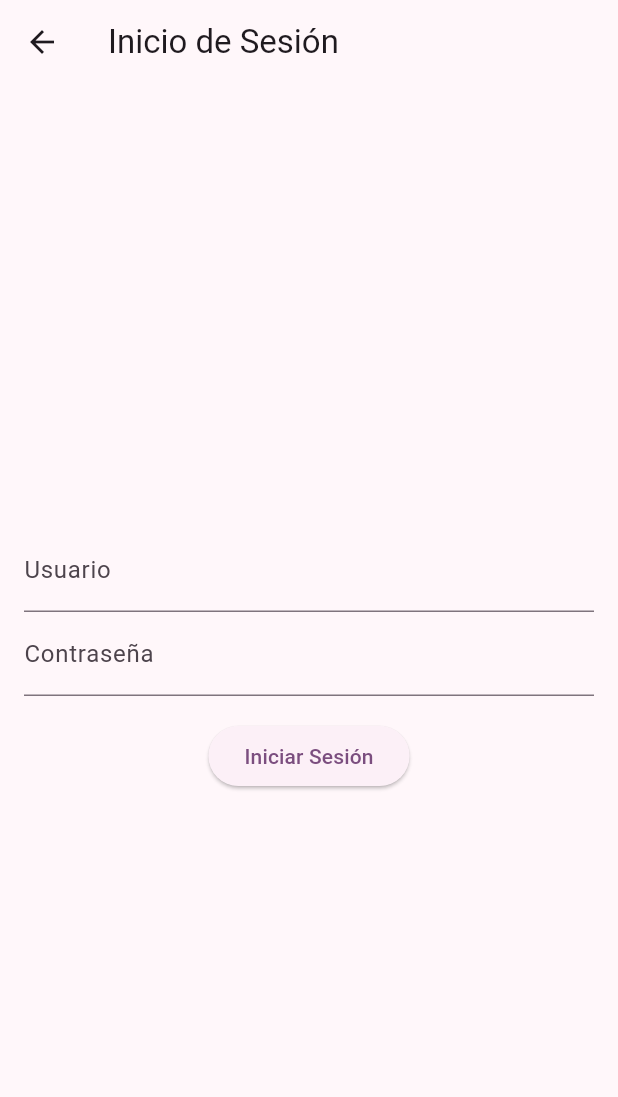
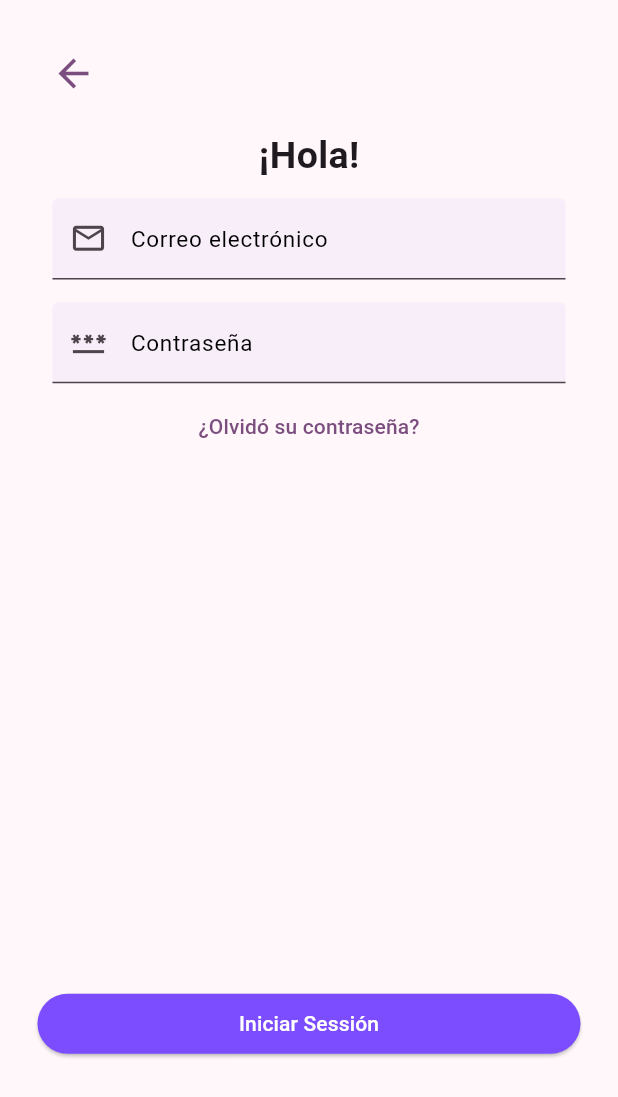
Before and after one commit to ldelacruzg/e-quizzmath-app, a Flutter app: the AppScreen screen opened by its route, after a tap on "YA TENGO UNA CUENTA", on a phone screen of 412 x 824 dp. Shown: the top 1097 px of the screen. Run offline on Flutter 3.47's test engine with Material 2 defaults, Android fonts, the light colour scheme and no system bars; our stand-ins replace go_router.

Commit message:
login inicio

```diff
--- a/lib/config/router/go_router.dart
+++ b/lib/config/router/go_router.dart
@@ -1,3 +1,4 @@
+
 import 'package:e_quizzmath_app/presentation/screens/screens.dart';
 import 'package:go_router/go_router.dart';
 
@@ -24,5 +25,10 @@ final appRouter = GoRouter(
       name: LoginScreem.name,
       builder: (context, state) =>  LoginScreem(),
     ),
+    GoRoute(
+      path: '/olvidepassword',
+      name: OlvidePassword.name,
+      builder: (context, state) =>  OlvidePassword(),
+    ),
   ],
 );
--- a/lib/presentation/screens/login/app_screen.dart
+++ b/lib/presentation/screens/login/app_screen.dart
@@ -1,8 +1,5 @@
-import 'package:e_quizzmath_app/config/theme/app_theme.dart';
-import 'package:e_quizzmath_app/presentation/screens/menu/menu_screem.dart';
 import 'package:e_quizzmath_app/presentation/screens/screens.dart';
 import 'package:flutter/material.dart';
-import 'package:go_router/go_router.dart';
 
 class SlideInfo {
   final String title;
--- a/lib/presentation/screens/login/login_screem.dart
+++ b/lib/presentation/screens/login/login_screem.dart
@@ -1,40 +1,111 @@
 import 'package:e_quizzmath_app/presentation/screens/screens.dart';
-import 'package:flutter/cupertino.dart';
 import 'package:flutter/material.dart';
-import 'package:go_router/go_router.dart';
 
 class LoginScreem extends StatelessWidget {
   static const String name = 'login_screem';
 
   @override
   Widget build(BuildContext context) {
-    return Scaffold(
-      appBar: AppBar(title: const Text('Inicio de Sesión')),
+    return GestureDetector(
+        onTap: () => FocusScope.of(context).unfocus(),
+        child: Scaffold(
           body: Padding(
-        padding: const EdgeInsets.all(16.0),
+            padding: const EdgeInsets.all(25),
+            child: SingleChildScrollView(
               child: Column(
-          mainAxisAlignment: MainAxisAlignment.center,
                 children: [
-            const TextField(
-              decoration: InputDecoration(labelText: 'Usuario'),
+                  Row(
+                    mainAxisAlignment: MainAxisAlignment.start,
+                    children: [
+                      IconButton(
+                        icon: Icon(
+                          Icons.arrow_back,
+                          size: 30,
+                          color: Theme.of(context).primaryColor,
                         ),
-            const TextField(
-              decoration: InputDecoration(labelText: 'Contraseña'),
+                        onPressed: () {
+                          Navigator.push(
+                            context,
+                            MaterialPageRoute(
+                                builder: (context) => AppScreen()),
+                          );
+                        },
+                      ),
+                    ],
+                  ),
+                  const SizedBox(height: 13),
+                  const Text(
+                    "¡Hola!",
+                    style: TextStyle(
+                      fontSize: 25,
+                      fontWeight: FontWeight.bold,
+                    ),
+                  ),
+                  const SizedBox(height: 5),
+                  Container(
+                    padding: EdgeInsets.symmetric(horizontal: 10, vertical: 5),
+                    child: TextFormField(
+                      style: TextStyle(
+                        color: Colors.black,
+                        fontSize: 15,
+                      ),
+                      decoration: InputDecoration(
+                          fillColor: Color.fromRGBO(247, 238, 249, 2),
+                          filled: true,
+                          prefixIcon: Icon(Icons.email_outlined, size: 25),
+                          labelText: "Correo electrónico",
+                          labelStyle: TextStyle(
+                            fontSize: 15,
+                            color: Colors.black,
+                          )),
+                    ),
+                  ),
+                  const SizedBox(height: 5),
+                  Container(
+                    padding: EdgeInsets.symmetric(horizontal: 10, vertical: 5),
+                    child: TextFormField(
                       obscureText: true,
+                      style: TextStyle(
+                        color: Colors.black,
+                        fontSize: 15,
                       ),
-            const SizedBox(height: 16.0),
+                      decoration: InputDecoration(
+                          fillColor: Color.fromRGBO(247, 238, 249, 2),
+                          filled: true,
+                          prefixIcon: Icon(Icons.password_outlined, size: 25),
+                          labelText: "Contraseña",
+                          labelStyle: TextStyle(
+                            fontSize: 15,
+                            color: Colors.black,
+                          )),
+                    ),
+                  ),
+                  TextButton(
+                    onPressed: () {  Navigator.push(
+                      context,
+                      MaterialPageRoute(
+                          builder: (context) => const OlvidePassword()),
+                    ); }, child: const Text('¿Olvidó su contraseña?'),
+                  ),
+                  const SizedBox(height: 350),
                   ElevatedButton(
                     onPressed: () {
                       Navigator.push(
                         context,
-                  MaterialPageRoute(builder: (context) => MenuScreem()),
+                        MaterialPageRoute(
+                            builder: (context) => MenuScreem()),
                       );
                     },
-              child: const Text('Iniciar Sesión'),
+                    style: ElevatedButton.styleFrom(
+                      minimumSize: const Size(double.infinity, 40),
+                        primary: Colors.deepPurpleAccent,
+                        onPrimary: Colors.white),
+                    child: const Text('Iniciar Sessión'),
                   ),
                 ],
               ),
             ),
-    );
+          ),
+        ));
   }
 }
--- /dev/null
+++ b/lib/presentation/screens/login/olvide_poassword.dart
@@ -0,0 +1,11 @@
+import 'package:flutter/material.dart';
+class OlvidePassword extends StatelessWidget{
+  static const String name = 'olvide_password_screem';
+
+  const OlvidePassword({super.key});
+  @override
+  Widget build(BuildContext context) {
+ return Scaffold(body: Container(child: TextFormField(style: TextStyle(debugLabel: 'kf')),));
+  }
+
+}
--- a/lib/presentation/screens/screens.dart
+++ b/lib/presentation/screens/screens.dart
@@ -2,3 +2,4 @@ export 'package:e_quizzmath_app/presentation/screens/login/app_screen.dart';
 export 'package:e_quizzmath_app/presentation/screens/create/create_user_screem.dart';
 export 'package:e_quizzmath_app/presentation/screens/menu/menu_screem.dart';
 export 'package:e_quizzmath_app/presentation/screens/login/login_screem.dart';
+export 'package:e_quizzmath_app/presentation/screens/login/olvide_poassword.dart';
```
Lines whose indentation alone changed are shown as unchanged.
